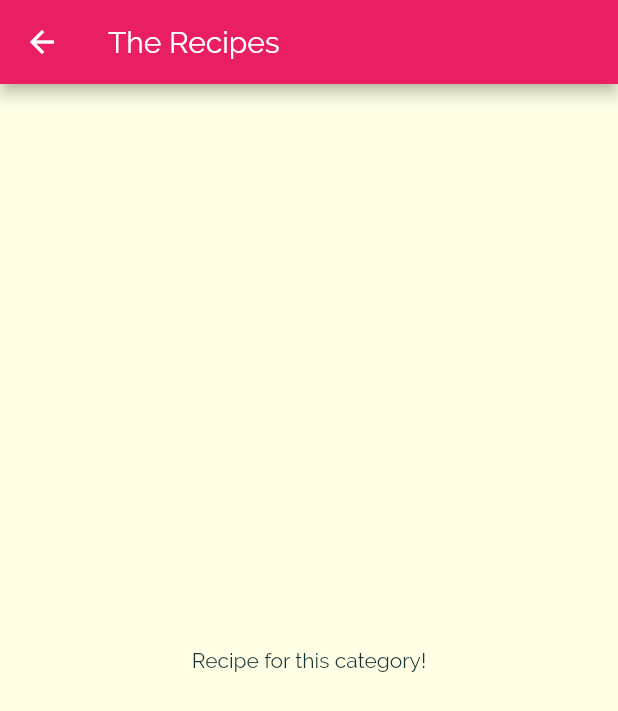
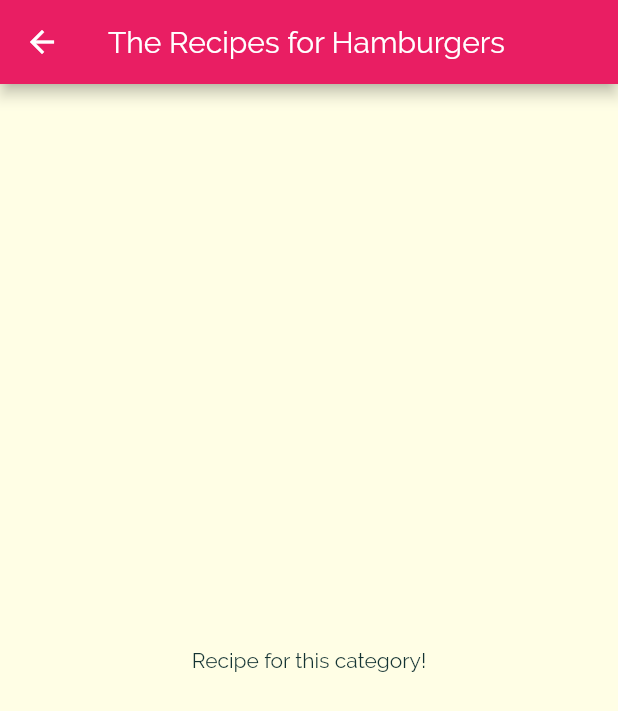
Before and after one commit to yaser-eftekhari/flutter-meal_app, a Flutter app: the screen it shows after launch, after a tap on "Hamburgers", on a phone screen of 412 x 824 dp. Shown: the top 711 px of the screen. Run offline on Flutter 3.47's test engine with Material 2 defaults, Android fonts, the phone set to English and light mode, and no system bars.

Commit message:
passing data to screens

```diff
--- a/lib/category_item.dart
+++ b/lib/category_item.dart
@@ -14,7 +14,7 @@ class CategoryItem extends StatelessWidget {
     Navigator.of(ctx).push(
       MaterialPageRoute(
         builder: (_) {
-          return CategoryMealsScreen();
+          return CategoryMealsScreen(title: title,);
         },
       ),
     );
--- a/lib/category_meals_screen.dart
+++ b/lib/category_meals_screen.dart
@@ -1,13 +1,15 @@
 import 'package:flutter/material.dart';
 
 class CategoryMealsScreen extends StatelessWidget {
-  const CategoryMealsScreen({Key? key}) : super(key: key);
+  final String title;
+
+  CategoryMealsScreen({required this.title});
 
   @override
   Widget build(BuildContext context) {
     return Scaffold(
       appBar: AppBar(
-        title: Text("The Recipes"),
+        title: Text("The Recipes for $title"),
       ),
       body: Center(
         child: Text("Recipe for this category!"),
```
